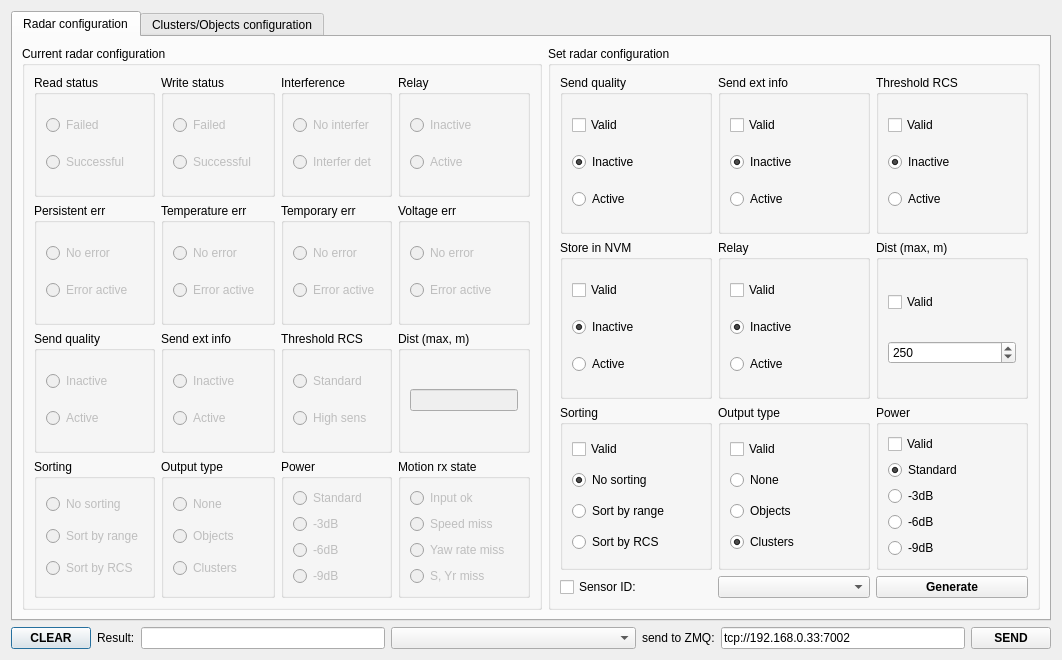
Above: dialogconfig.ui from anatoltrush/RadarVisual before the change. Below: the same form after it.
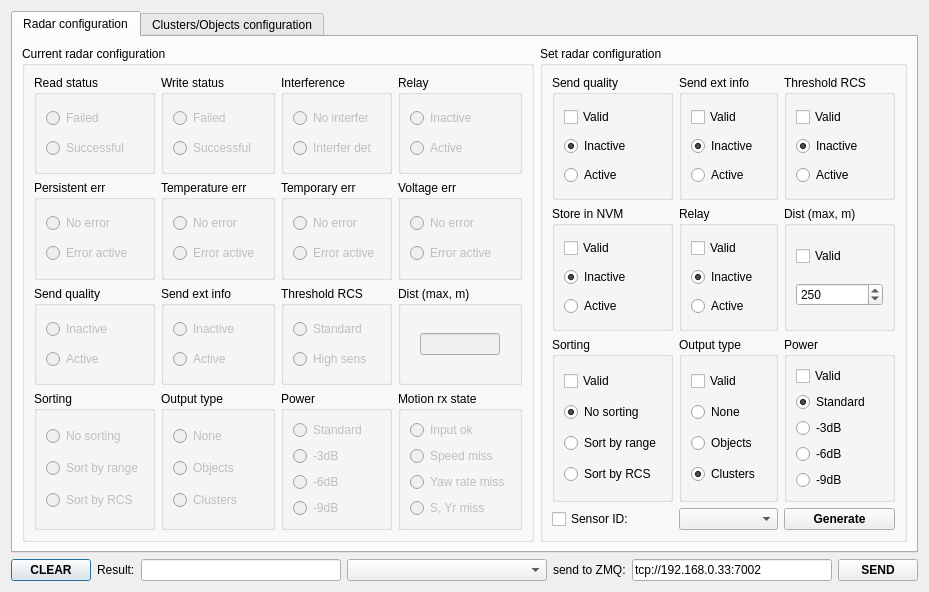
That is the form after the change. The open tabs and pages were chosen to show the change.

```diff
--- a/dialogconfig.ui
+++ b/dialogconfig.ui
@@ -6,8 +6,8 @@
    <rect>
     <x>0</x>
     <y>0</y>
-    <width>1062</width>
-    <height>660</height>
+    <width>845</width>
+    <height>580</height>
    </rect>
   </property>
   <property name="windowTitle">
@@ -107,6 +107,12 @@
    </item>
    <item row="0" column="0">
     <widget class="QTabWidget" name="tWConfig">
+     <property name="sizePolicy">
+      <sizepolicy hsizetype="Minimum" vsizetype="Minimum">
+       <horstretch>0</horstretch>
+       <verstretch>0</verstretch>
+      </sizepolicy>
+     </property>
      <property name="currentIndex">
       <number>1</number>
      </property>
@@ -117,12 +123,24 @@
       <layout class="QGridLayout" name="gridLayout_2">
        <item row="0" column="0">
         <widget class="QGroupBox" name="gBCurrRad">
+         <property name="sizePolicy">
+          <sizepolicy hsizetype="Minimum" vsizetype="Minimum">
+           <horstretch>0</horstretch>
+           <verstretch>0</verstretch>
+          </sizepolicy>
+         </property>
          <property name="title">
           <string>Current radar configuration</string>
          </property>
          <layout class="QGridLayout" name="gridLayout_3">
           <item row="2" column="3">
            <widget class="QGroupBox" name="gBCurrRadDist">
+            <property name="sizePolicy">
+             <sizepolicy hsizetype="Minimum" vsizetype="Minimum">
+              <horstretch>0</horstretch>
+              <verstretch>0</verstretch>
+             </sizepolicy>
+            </property>
             <property name="title">
              <string>Dist (max, m)</string>
             </property>
@@ -140,10 +158,16 @@
                </property>
                <property name="minimumSize">
                 <size>
-                 <width>10</width>
+                 <width>0</width>
                  <height>0</height>
                 </size>
                </property>
+               <property name="maximumSize">
+                <size>
+                 <width>80</width>
+                 <height>16777215</height>
+                </size>
+               </property>
                <property name="readOnly">
                 <bool>false</bool>
                </property>
@@ -154,6 +178,12 @@
           </item>
           <item row="1" column="1">
            <widget class="QGroupBox" name="gBCurrRadTemper">
+            <property name="sizePolicy">
+             <sizepolicy hsizetype="Minimum" vsizetype="Minimum">
+              <horstretch>0</horstretch>
+              <verstretch>0</verstretch>
+             </sizepolicy>
+            </property>
             <property name="title">
              <string>Temperature err</string>
             </property>
@@ -183,6 +213,12 @@
           </item>
           <item row="1" column="2">
            <widget class="QGroupBox" name="gBCurrRadTempor">
+            <property name="sizePolicy">
+             <sizepolicy hsizetype="Minimum" vsizetype="Minimum">
+              <horstretch>0</horstretch>
+              <verstretch>0</verstretch>
+             </sizepolicy>
+            </property>
             <property name="title">
              <string>Temporary err</string>
             </property>
@@ -212,6 +248,12 @@
           </item>
           <item row="0" column="1">
            <widget class="QGroupBox" name="gBCurrRadWrite">
+            <property name="sizePolicy">
+             <sizepolicy hsizetype="Minimum" vsizetype="Minimum">
+              <horstretch>0</horstretch>
+              <verstretch>0</verstretch>
+             </sizepolicy>
+            </property>
             <property name="title">
              <string>Write status</string>
             </property>
@@ -241,6 +283,12 @@
           </item>
           <item row="0" column="2">
            <widget class="QGroupBox" name="gBCurrRadInterfer">
+            <property name="sizePolicy">
+             <sizepolicy hsizetype="Minimum" vsizetype="Minimum">
+              <horstretch>0</horstretch>
+              <verstretch>0</verstretch>
+             </sizepolicy>
+            </property>
             <property name="title">
              <string>Interference</string>
             </property>
@@ -270,6 +318,12 @@
           </item>
           <item row="3" column="2">
            <widget class="QGroupBox" name="gBCurrRadPower">
+            <property name="sizePolicy">
+             <sizepolicy hsizetype="Minimum" vsizetype="Minimum">
+              <horstretch>0</horstretch>
+              <verstretch>0</verstretch>
+             </sizepolicy>
+            </property>
             <property name="title">
              <string>Power</string>
             </property>
@@ -319,6 +373,12 @@
           </item>
           <item row="2" column="1">
            <widget class="QGroupBox" name="gBCurrRadExt">
+            <property name="sizePolicy">
+             <sizepolicy hsizetype="Minimum" vsizetype="Minimum">
+              <horstretch>0</horstretch>
+              <verstretch>0</verstretch>
+             </sizepolicy>
+            </property>
             <property name="title">
              <string>Send ext info</string>
             </property>
@@ -348,6 +408,12 @@
           </item>
           <item row="2" column="2">
            <widget class="QGroupBox" name="gBCurrRadThr">
+            <property name="sizePolicy">
+             <sizepolicy hsizetype="Minimum" vsizetype="Minimum">
+              <horstretch>0</horstretch>
+              <verstretch>0</verstretch>
+             </sizepolicy>
+            </property>
             <property name="title">
              <string>Threshold RCS</string>
             </property>
@@ -377,6 +443,12 @@
           </item>
           <item row="0" column="0">
            <widget class="QGroupBox" name="gBCurrRadRead">
+            <property name="sizePolicy">
+             <sizepolicy hsizetype="Minimum" vsizetype="Minimum">
+              <horstretch>0</horstretch>
+              <verstretch>0</verstretch>
+             </sizepolicy>
+            </property>
             <property name="title">
              <string>Read status</string>
             </property>
@@ -406,6 +478,12 @@
           </item>
           <item row="2" column="0">
            <widget class="QGroupBox" name="gBCurrRadQual">
+            <property name="sizePolicy">
+             <sizepolicy hsizetype="Minimum" vsizetype="Minimum">
+              <horstretch>0</horstretch>
+              <verstretch>0</verstretch>
+             </sizepolicy>
+            </property>
             <property name="title">
              <string>Send quality</string>
             </property>
@@ -435,6 +513,12 @@
           </item>
           <item row="3" column="0">
            <widget class="QGroupBox" name="gBCurrRadSortInd">
+            <property name="sizePolicy">
+             <sizepolicy hsizetype="Minimum" vsizetype="Minimum">
+              <horstretch>0</horstretch>
+              <verstretch>0</verstretch>
+             </sizepolicy>
+            </property>
             <property name="title">
              <string>Sorting</string>
             </property>
@@ -474,6 +558,12 @@
           </item>
           <item row="1" column="3">
            <widget class="QGroupBox" name="gBCurrRadVolt">
+            <property name="sizePolicy">
+             <sizepolicy hsizetype="Minimum" vsizetype="Minimum">
+              <horstretch>0</horstretch>
+              <verstretch>0</verstretch>
+             </sizepolicy>
+            </property>
             <property name="title">
              <string>Voltage err</string>
             </property>
@@ -503,6 +593,12 @@
           </item>
           <item row="0" column="3">
            <widget class="QGroupBox" name="gBCurrRadRelay">
+            <property name="sizePolicy">
+             <sizepolicy hsizetype="Minimum" vsizetype="Minimum">
+              <horstretch>0</horstretch>
+              <verstretch>0</verstretch>
+             </sizepolicy>
+            </property>
             <property name="title">
              <string>Relay</string>
             </property>
@@ -532,6 +628,12 @@
           </item>
           <item row="1" column="0">
            <widget class="QGroupBox" name="gBCurrRadPersErr">
+            <property name="sizePolicy">
+             <sizepolicy hsizetype="Minimum" vsizetype="Minimum">
+              <horstretch>0</horstretch>
+              <verstretch>0</verstretch>
+             </sizepolicy>
+            </property>
             <property name="title">
              <string>Persistent err</string>
             </property>
@@ -561,6 +663,12 @@
           </item>
           <item row="3" column="1">
            <widget class="QGroupBox" name="gBCurrRadOutType">
+            <property name="sizePolicy">
+             <sizepolicy hsizetype="Minimum" vsizetype="Minimum">
+              <horstretch>0</horstretch>
+              <verstretch>0</verstretch>
+             </sizepolicy>
+            </property>
             <property name="title">
              <string>Output type</string>
             </property>
@@ -600,6 +708,12 @@
           </item>
           <item row="3" column="3">
            <widget class="QGroupBox" name="gBCurrRadMot">
+            <property name="sizePolicy">
+             <sizepolicy hsizetype="Minimum" vsizetype="Minimum">
+              <horstretch>0</horstretch>
+              <verstretch>0</verstretch>
+             </sizepolicy>
+            </property>
             <property name="title">
              <string>Motion rx state</string>
             </property>
@@ -652,6 +766,12 @@
        </item>
        <item row="0" column="1">
         <widget class="QGroupBox" name="gBSetRad">
+         <property name="sizePolicy">
+          <sizepolicy hsizetype="Minimum" vsizetype="Minimum">
+           <horstretch>0</horstretch>
+           <verstretch>0</verstretch>
+          </sizepolicy>
+         </property>
          <property name="title">
           <string>Set radar configuration</string>
          </property>
```
Left out of the diff: 2 changed lines with no effect on the pictures.
